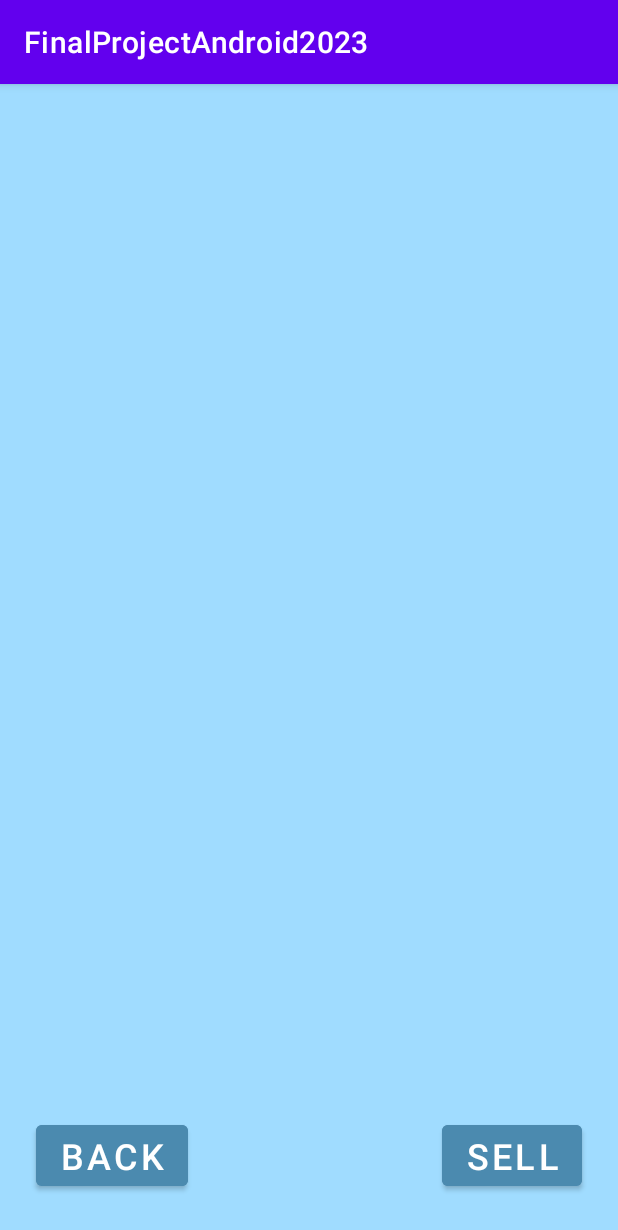
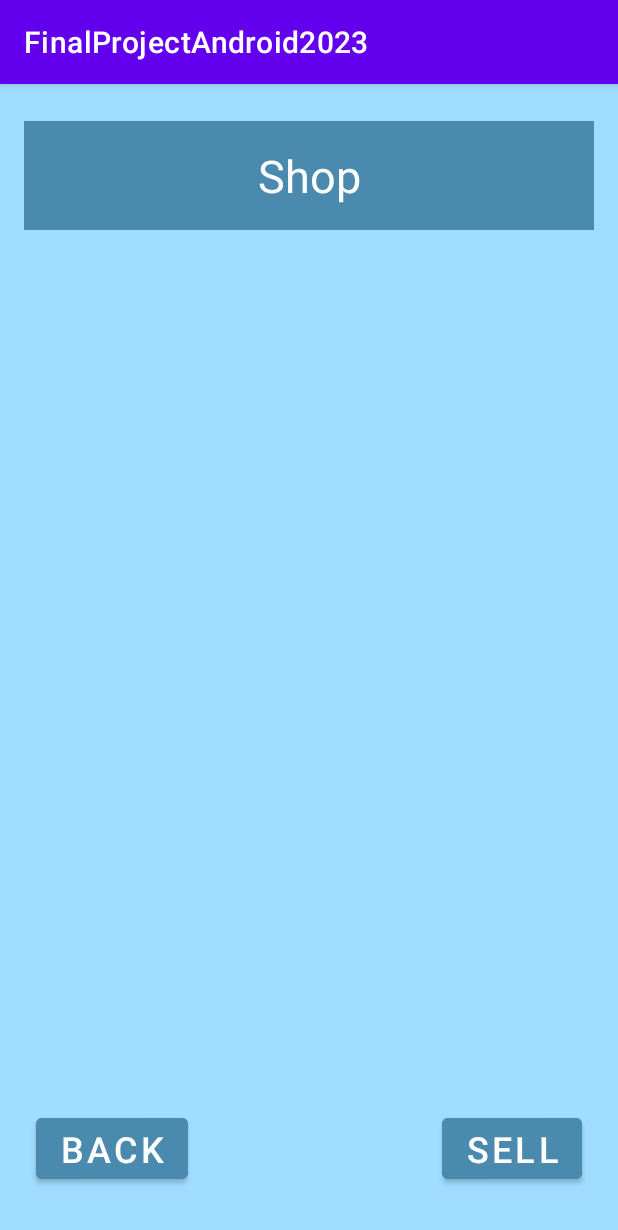
Before and after one commit to KHPatel06/FinalProjectAndroid2023, an Android app: the ShopFragment screen opened through its navigation route, on a phone screen of 412 x 824 dp. Shown: the top 1230 px of the screen. Run offline under Robolectric (Android 15) with nearby library versions, the phone set to English and light mode, and no system bars; our stand-ins replace Firebase (no records; nobody signed in at launch, a user with empty details on screens opened directly).

Commit message:
commit - 04/27/2023

```diff
--- /dev/null
+++ b/app/src/main/java/com/example/finalprojectandroid2023/Item.kt
@@ -0,0 +1,4 @@
+package com.example.finalprojectandroid2023
+
+class Item(var kushMultiplier: Double, var quantity: Int, var itemName: String) {
+}
--- a/app/src/main/java/com/example/finalprojectandroid2023/MainFragment.kt
+++ b/app/src/main/java/com/example/finalprojectandroid2023/MainFragment.kt
@@ -24,11 +24,15 @@ class MainFragment : Fragment() {
         inflater: LayoutInflater, container: ViewGroup?,
         savedInstanceState: Bundle?
     ): View? {
-        Log.i("MainFragment", "workie here")
         _binding = FragmentMainBinding.inflate(inflater, container, false)
         val rootView = binding.root
 
         dbRef = Firebase.database.reference
+
+        binding.shopButton.setOnClickListener{
+            val action = MainFragmentDirections.actionMainFragmentToShopFragment()
+            rootView.findNavController().navigate(action)
+        }
 
 
         return rootView
--- a/app/src/main/java/com/example/finalprojectandroid2023/ShopFragment.kt
+++ b/app/src/main/java/com/example/finalprojectandroid2023/ShopFragment.kt
@@ -23,7 +23,7 @@ class ShopFragment : Fragment() {
         _binding = FragmentShopBinding.inflate(inflater, container, false)
         val rootView = binding.root
 
-            Log.i("ShopFragment", "Kill youserld")
+            Log.i("ShopFragment", "I hate you")
         return rootView
     }
 }
--- a/app/src/main/java/com/example/finalprojectandroid2023/item.kt
+++ /dev/null
@@ -1,4 +0,0 @@
-package com.example.finalprojectandroid2023
-
-class item(var moneyMultiplier: Double, var quantity: Int, var itemName: String) {
-}
--- a/app/src/main/res/layout/fragment_shop.xml
+++ b/app/src/main/res/layout/fragment_shop.xml
@@ -8,7 +8,7 @@
     tools:context=".ShopFragment">
 
     <Button
-        android:id="@+id/go_back"
+        android:id="@+id/go_back_from_shop"
         android:layout_width="wrap_content"
         android:layout_height="wrap_content"
         android:layout_marginStart="24dp"
@@ -29,13 +29,14 @@
         app:layoutManager="androidx.recyclerview.widget.LinearLayoutManager"
         app:layout_constraintBottom_toBottomOf="parent"
         app:layout_constraintEnd_toEndOf="parent"
+        app:layout_constraintHorizontal_bias="0.0"
         app:layout_constraintStart_toStartOf="parent"
-        app:layout_constraintTop_toTopOf="parent">
+        app:layout_constraintTop_toBottomOf="@+id/textView">
 
     </androidx.recyclerview.widget.RecyclerView>
 
     <Button
-        android:id="@+id/sell_button"
+        android:id="@+id/go_to_sell"
         android:layout_width="wrap_content"
         android:layout_height="wrap_content"
         android:layout_marginTop="24dp"
@@ -48,5 +49,25 @@
         app:layout_constraintEnd_toEndOf="parent"
         app:layout_constraintTop_toBottomOf="@+id/recyclerView" />
 
+    <TextView
+        android:id="@+id/textView"
+        android:layout_width="0dp"
+        android:layout_height="wrap_content"
+        android:layout_marginStart="16dp"
+        android:layout_marginTop="16dp"
+        android:layout_marginEnd="16dp"
+        android:layout_marginBottom="16dp"
+        android:background="#4B8AAF"
+        android:paddingTop="16dp"
+        android:paddingBottom="16dp"
+        android:text="@string/shop_title"
+        android:textAlignment="center"
+        android:textColor="#FFFFFF"
+        android:textSize="30sp"
+        app:layout_constraintBottom_toTopOf="@+id/recyclerView"
+        app:layout_constraintEnd_toEndOf="parent"
+        app:layout_constraintStart_toStartOf="parent"
+        app:layout_constraintTop_toTopOf="parent" />
+
 
 </androidx.constraintlayout.widget.ConstraintLayout>
--- a/app/src/main/res/values/strings.xml
+++ b/app/src/main/res/values/strings.xml
@@ -5,6 +5,8 @@
     <string name="sell_button_text">Sell</string>
     <string name="buy_button_text">Buy</string>
     <string name="back_button_text">back</string>
+    <string name="shop_title">Shop</string>
+    <string name="sell_title">Sell</string>
 
 
 </resources>
```
Also changed, not shown: app/src/main/java/com/example/finalprojectandroid2023/ItemViewModel.kt (added, +21 -0 lines), app/src/main/java/com/example/finalprojectandroid2023/itemViewHolder.kt (added, +15 -0 lines), app/src/main/res/layout/fragment_sell.xml (+39 -3 lines), app/src/main/res/layout/list_item_layout.xml (+2 -15 lines).
